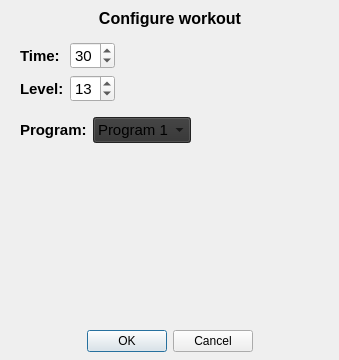
This is resources/configuredialog.ui in CGodiksen/exercise-bike-logger as Qt 5 draws it before an edit. The edited form follows.
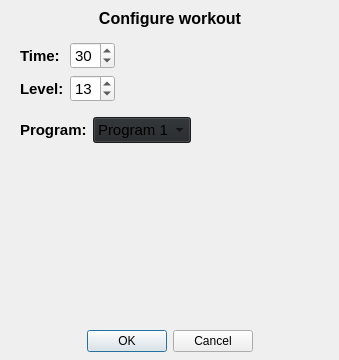
This is the edited form. Custom widgets are drawn as their Qt base class.

Commit message: Made it so the "Stop workout" button doesn't save the data from the exercise session since pressing that button means the session was stopped prematurely.

The edit to the form file:
```diff
--- a/resources/configuredialog.ui
+++ b/resources/configuredialog.ui
@@ -113,7 +113,7 @@
          </font>
         </property>
         <property name="styleSheet">
-         <string notr="true">background-color: rgb(48, 48, 48);</string>
+         <string notr="true">background-color: rgb(35, 38, 41);</string>
         </property>
         <item>
          <property name="text">
```
The commit also changes 3 other files.
